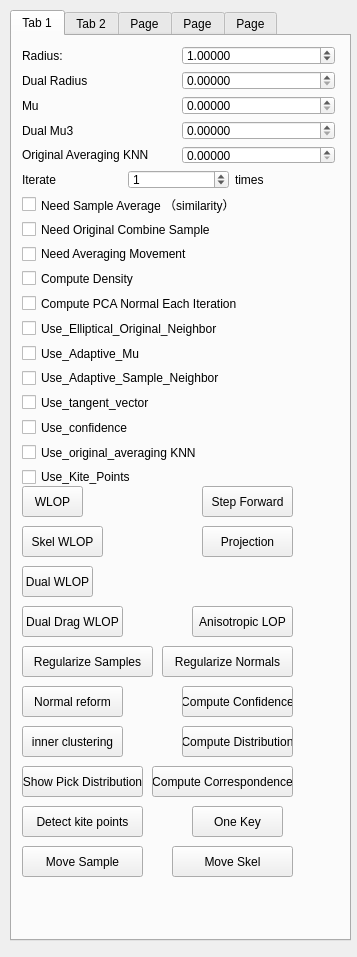
Above: point-cloud-2015/UI/para_wlop.ui from sunwaylive/Point-Cloud-Processing-2015 before the change. Below: the same form after it.
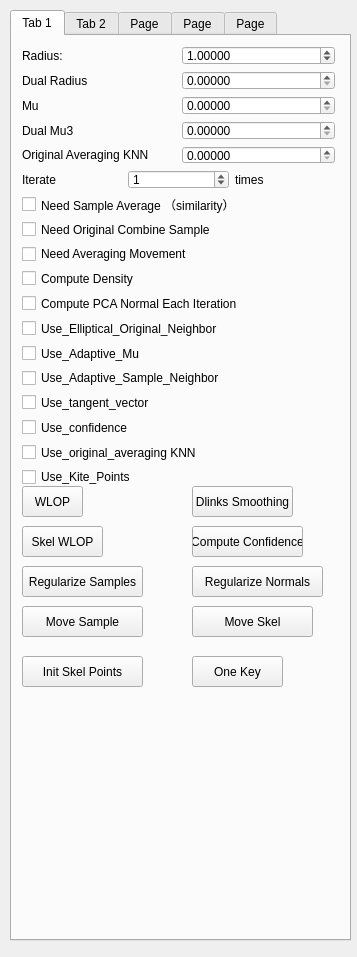
That is the form after the change. The open tabs and pages were chosen to show the change.

Commit message: added skeltal points

```diff
--- a/point-cloud-2015/UI/para_wlop.ui
+++ b/point-cloud-2015/UI/para_wlop.ui
@@ -29,19 +29,6 @@
     <attribute name="title">
      <string>Tab 1</string>
     </attribute>
-    <widget class="QPushButton" name="normal_reform">
-     <property name="geometry">
-      <rect>
-       <x>10</x>
-       <y>650</y>
-       <width>101</width>
-       <height>31</height>
-      </rect>
-     </property>
-     <property name="text">
-      <string>Normal reform</string>
-     </property>
-    </widget>
     <widget class="QWidget" name="layoutWidget">
      <property name="geometry">
       <rect>
@@ -299,8 +286,8 @@
     <widget class="QPushButton" name="regularize_normals">
      <property name="geometry">
       <rect>
-       <x>150</x>
-       <y>610</y>
+       <x>180</x>
+       <y>530</y>
        <width>131</width>
        <height>31</height>
       </rect>
@@ -322,38 +309,12 @@
       <string>WLOP</string>
      </property>
     </widget>
-    <widget class="QPushButton" name="compute_distribution">
-     <property name="geometry">
-      <rect>
-       <x>170</x>
-       <y>690</y>
-       <width>111</width>
-       <height>31</height>
-      </rect>
-     </property>
-     <property name="text">
-      <string>Compute Distribution</string>
-     </property>
-    </widget>
-    <widget class="QPushButton" name="wlop_projection">
-     <property name="geometry">
-      <rect>
-       <x>190</x>
-       <y>490</y>
-       <width>91</width>
-       <height>31</height>
-      </rect>
-     </property>
-     <property name="text">
-      <string>Projection</string>
-     </property>
-    </widget>
     <widget class="QPushButton" name="regularize_samples">
      <property name="geometry">
       <rect>
        <x>10</x>
-       <y>610</y>
-       <width>131</width>
+       <y>530</y>
+       <width>121</width>
        <height>31</height>
       </rect>
      </property>
@@ -361,102 +322,24 @@
       <string>Regularize Samples</string>
      </property>
     </widget>
-    <widget class="QPushButton" name="compute_correspondence">
-     <property name="geometry">
-      <rect>
-       <x>140</x>
-       <y>730</y>
-       <width>141</width>
-       <height>31</height>
-      </rect>
-     </property>
-     <property name="text">
-      <string>Compute Correspondence</string>
-     </property>
-    </widget>
-    <widget class="QPushButton" name="detect_kite_points">
-     <property name="geometry">
-      <rect>
-       <x>10</x>
-       <y>770</y>
-       <width>121</width>
-       <height>31</height>
-      </rect>
-     </property>
-     <property name="text">
-      <string>Detect kite points</string>
-     </property>
-    </widget>
-    <widget class="QPushButton" name="inner_clustering">
-     <property name="geometry">
-      <rect>
-       <x>10</x>
-       <y>690</y>
-       <width>101</width>
-       <height>31</height>
-      </rect>
-     </property>
-     <property name="text">
-      <string>inner clustering</string>
-     </property>
-    </widget>
     <widget class="QPushButton" name="step_forward">
      <property name="geometry">
       <rect>
-       <x>190</x>
+       <x>180</x>
        <y>450</y>
-       <width>91</width>
-       <height>31</height>
-      </rect>
-     </property>
-     <property name="text">
-      <string>Step Forward</string>
-     </property>
-    </widget>
-    <widget class="QPushButton" name="dual_drag_wlop">
-     <property name="geometry">
-      <rect>
-       <x>10</x>
-       <y>570</y>
        <width>101</width>
        <height>31</height>
       </rect>
      </property>
      <property name="text">
-      <string>Dual Drag WLOP</string>
-     </property>
-    </widget>
-    <widget class="QPushButton" name="show_pick_distribution">
-     <property name="geometry">
-      <rect>
-       <x>10</x>
-       <y>730</y>
-       <width>121</width>
-       <height>31</height>
-      </rect>
-     </property>
-     <property name="text">
-      <string>Show Pick Distribution</string>
-     </property>
-    </widget>
-    <widget class="QPushButton" name="dual_wlop_apply">
-     <property name="geometry">
-      <rect>
-       <x>10</x>
-       <y>530</y>
-       <width>71</width>
-       <height>31</height>
-      </rect>
-     </property>
-     <property name="text">
-      <string>Dual WLOP</string>
+      <string>Dlinks Smoothing</string>
      </property>
     </widget>
     <widget class="QPushButton" name="compute_confidence">
      <property name="geometry">
       <rect>
-       <x>170</x>
-       <y>650</y>
+       <x>180</x>
+       <y>490</y>
        <width>111</width>
        <height>31</height>
       </rect>
@@ -465,24 +348,11 @@
       <string>Compute Confidence</string>
      </property>
     </widget>
-    <widget class="QPushButton" name="anisotropic_lop_apply">
-     <property name="geometry">
-      <rect>
-       <x>180</x>
-       <y>570</y>
-       <width>101</width>
-       <height>31</height>
-      </rect>
-     </property>
-     <property name="text">
-      <string>Anisotropic LOP</string>
-     </property>
-    </widget>
     <widget class="QPushButton" name="one_key">
      <property name="geometry">
       <rect>
        <x>180</x>
-       <y>770</y>
+       <y>620</y>
        <width>91</width>
        <height>31</height>
       </rect>
@@ -495,7 +365,7 @@
      <property name="geometry">
       <rect>
        <x>10</x>
-       <y>810</y>
+       <y>570</y>
        <width>121</width>
        <height>31</height>
       </rect>
@@ -507,8 +377,8 @@
     <widget class="QPushButton" name="move_skel">
      <property name="geometry">
       <rect>
-       <x>160</x>
-       <y>810</y>
+       <x>180</x>
+       <y>570</y>
        <width>121</width>
        <height>31</height>
       </rect>
@@ -517,6 +387,19 @@
       <string>Move Skel</string>
      </property>
     </widget>
+    <widget class="QPushButton" name="init_skel_points">
+     <property name="geometry">
+      <rect>
+       <x>10</x>
+       <y>620</y>
+       <width>121</width>
+       <height>31</height>
+      </rect>
+     </property>
+     <property name="text">
+      <string>Init Skel Points</string>
+     </property>
+    </widget>
    </widget>
    <widget class="QWidget" name="tab_2">
     <attribute name="title">
@@ -1768,6 +1651,136 @@
       <string>Original Confidence KNN</string>
      </property>
     </widget>
+    <widget class="QPushButton" name="dual_drag_wlop">
+     <property name="geometry">
+      <rect>
+       <x>30</x>
+       <y>110</y>
+       <width>101</width>
+       <height>31</height>
+      </rect>
+     </property>
+     <property name="text">
+      <string>Dual Drag WLOP</string>
+     </property>
+    </widget>
+    <widget class="QPushButton" name="dual_wlop_apply">
+     <property name="geometry">
+      <rect>
+       <x>30</x>
+       <y>70</y>
+       <width>71</width>
+       <height>31</height>
+      </rect>
+     </property>
+     <property name="text">
+      <string>Dual WLOP</string>
+     </property>
+    </widget>
+    <widget class="QPushButton" name="anisotropic_lop_apply">
+     <property name="geometry">
+      <rect>
+       <x>30</x>
+       <y>150</y>
+       <width>101</width>
+       <height>31</height>
+      </rect>
+     </property>
+     <property name="text">
+      <string>Anisotropic LOP</string>
+     </property>
+    </widget>
+    <widget class="QPushButton" name="inner_clustering">
+     <property name="geometry">
+      <rect>
+       <x>30</x>
+       <y>230</y>
+       <width>101</width>
+       <height>31</height>
+      </rect>
+     </property>
+     <property name="text">
+      <string>inner clustering</string>
+     </property>
+    </widget>
+    <widget class="QPushButton" name="normal_reform">
+     <property name="geometry">
+      <rect>
+       <x>30</x>
+       <y>190</y>
+       <width>101</width>
+       <height>31</height>
+      </rect>
+     </property>
+     <property name="text">
+      <string>Normal reform</string>
+     </property>
+    </widget>
+    <widget class="QPushButton" name="show_pick_distribution">
+     <property name="geometry">
+      <rect>
+       <x>190</x>
+       <y>120</y>
+       <width>121</width>
+       <height>31</height>
+      </rect>
+     </property>
+     <property name="text">
+      <string>Show Pick Distribution</string>
+     </property>
+    </widget>
+    <widget class="QPushButton" name="compute_distribution">
+     <property name="geometry">
+      <rect>
+       <x>190</x>
+       <y>80</y>
+       <width>111</width>
+       <height>31</height>
+      </rect>
+     </property>
+     <property name="text">
+      <string>Compute Distribution</string>
+     </property>
+    </widget>
+    <widget class="QPushButton" name="compute_correspondence">
+     <property name="geometry">
+      <rect>
+       <x>190</x>
+       <y>160</y>
+       <width>141</width>
+       <height>31</height>
+      </rect>
+     </property>
+     <property name="text">
+      <string>Compute Correspondence</string>
+     </property>
+    </widget>
+    <widget class="QPushButton" name="detect_kite_points">
+     <property name="geometry">
+      <rect>
+       <x>30</x>
+       <y>270</y>
+       <width>121</width>
+       <height>31</height>
+      </rect>
+     </property>
+     <property name="text">
+      <string>Detect kite points</string>
+     </property>
+    </widget>
+    <widget class="QPushButton" name="wlop_projection">
+     <property name="geometry">
+      <rect>
+       <x>30</x>
+       <y>310</y>
+       <width>91</width>
+       <height>31</height>
+      </rect>
+     </property>
+     <property name="text">
+      <string>Projection</string>
+     </property>
+    </widget>
    </widget>
   </widget>
  </widget>
```
Left out of the diff: 4 changed lines with no effect on the pictures. The commit also changes 14 other files.
